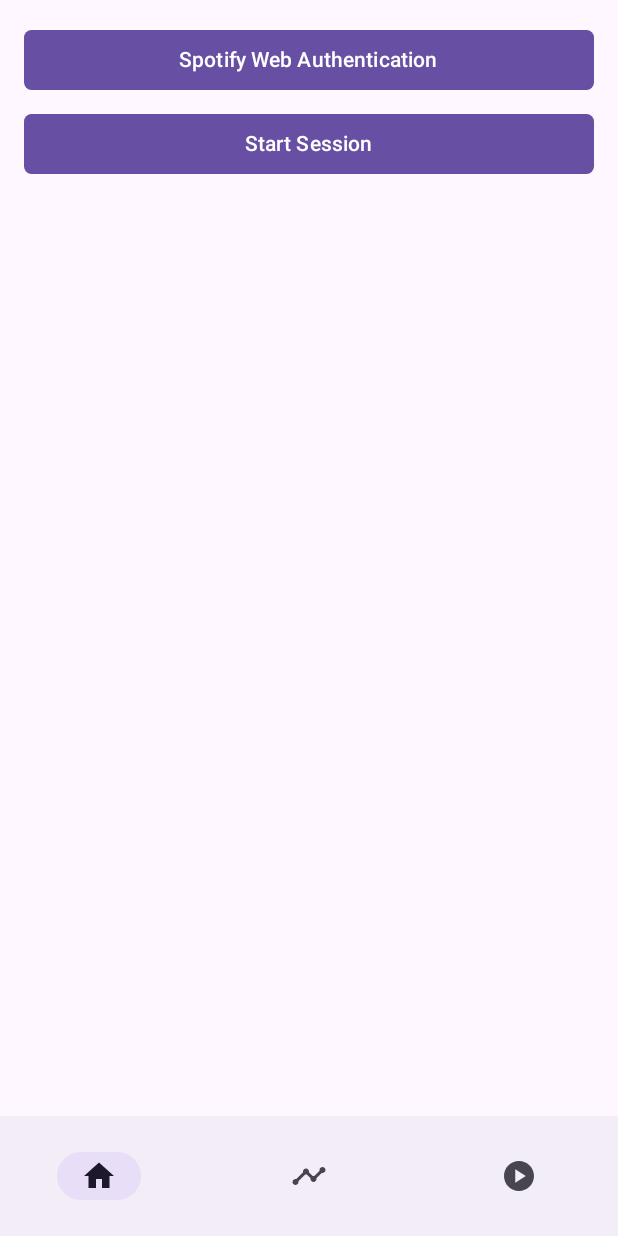
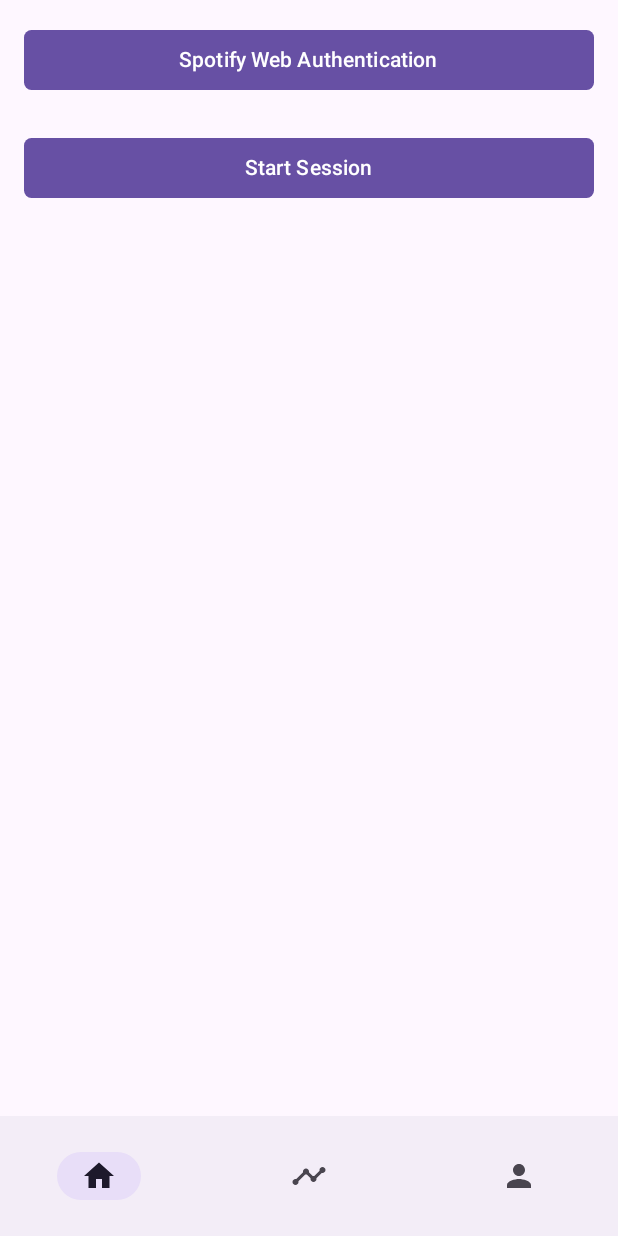
Before and after one commit to Henryyu01/Runtime, an Android app built with Jetpack Compose: the screen it shows after launch (MainActivity), on a phone screen of 412 x 824 dp. Run offline under Robolectric (Android 15) with nearby library versions, the phone set to English and light mode, and no system bars; our stand-ins replace Dagger/Hilt's generated code; libraries missing offline, so code that uses them is left out: com.adamratzman.spotify, com.spotify.android; pictures from the network do not load; 1 statement that could not run was skipped.

```diff
--- /dev/null
+++ b/app/src/main/java/com/henry/runtime/profile/ProfileScreen.kt
@@ -0,0 +1,8 @@
+package com.henry.runtime.profile
+
+import androidx.compose.runtime.Composable
+
+@Composable
+fun ProfileScreen() {
+
+}
--- a/app/src/main/java/com/henry/runtime/ui/home/HomeScreen.kt
+++ b/app/src/main/java/com/henry/runtime/ui/home/HomeScreen.kt
@@ -6,6 +6,7 @@ import androidx.compose.foundation.layout.Row
 import androidx.compose.foundation.layout.Spacer
 import androidx.compose.foundation.layout.fillMaxSize
 import androidx.compose.foundation.layout.fillMaxWidth
+import androidx.compose.foundation.layout.height
 import androidx.compose.foundation.layout.padding
 import androidx.compose.foundation.layout.size
 import androidx.compose.foundation.lazy.LazyColumn
@@ -21,6 +22,7 @@ import androidx.compose.ui.text.font.FontWeight
 import androidx.compose.ui.text.style.TextOverflow
 import androidx.compose.ui.unit.dp
 import androidx.compose.ui.unit.sp
+import androidx.hilt.navigation.compose.hiltViewModel
 import coil.compose.AsyncImage
 import coil.request.ImageRequest
 import com.henry.runtime.data.models.PlaylistModel
@@ -28,8 +30,9 @@ import com.henry.runtime.ui.components.SimpleButton
 
 @Composable
 fun HomeScreen(
-    homeViewModel: HomeViewModel,
+    homeViewModel: HomeViewModel = hiltViewModel(),
     onSpotifyAuthentication: () -> Unit,
+    onNavigateToPlayerScreen: () -> Unit,
 ) {
     val playlists = homeViewModel.playlists.collectAsState().value
     val selectedPlaylist = homeViewModel.selectedPlaylist.collectAsState().value
@@ -54,11 +57,13 @@ fun HomeScreen(
                 modifier = Modifier.padding(bottom = 8.dp)
             )
         }
+        Spacer(modifier = Modifier.height(16.dp))
         SimpleButton(
-            onClick = homeViewModel::onSessionStart,
+            onClick = onNavigateToPlayerScreen,
             text = "Start Session",
             modifier = Modifier.fillMaxWidth()
         )
+        Spacer(modifier = Modifier.height(16.dp))
         LazyColumn {
             playlists.forEach {
                 item(it.id) {
--- a/app/src/main/java/com/henry/runtime/ui/main/MainScreen.kt
+++ b/app/src/main/java/com/henry/runtime/ui/main/MainScreen.kt
@@ -11,11 +11,13 @@ import androidx.navigation.NavHostController
 import androidx.navigation.compose.NavHost
 import androidx.navigation.compose.composable
 import androidx.navigation.compose.currentBackStackEntryAsState
+import androidx.navigation.compose.navigation
 import androidx.navigation.compose.rememberNavController
+import com.henry.runtime.profile.ProfileScreen
+import com.henry.runtime.ui.history.HistoryScreen
 import com.henry.runtime.ui.history.HistoryViewModel
 import com.henry.runtime.ui.home.HomeScreen
 import com.henry.runtime.ui.home.HomeViewModel
-import com.henry.runtime.ui.history.HistoryScreen
 import com.henry.runtime.ui.navigation.BottomBarScreen
 import com.henry.runtime.ui.player.PlayerScreen
 
@@ -35,9 +37,17 @@ fun MainScreen(
             startDestination = BottomBarScreen.Home.route,
             Modifier.padding(innerPadding)
         ) {
-            composable("home") { HomeScreen(homeViewModel, onSpotifyAuthentication) }
+            composable("home") {
+                HomeScreen(
+                    onSpotifyAuthentication = onSpotifyAuthentication,
+                    onNavigateToPlayerScreen = { navController.navigate("player") }
+                )
+            }
             composable("history") { HistoryScreen(historyViewModel) }
-            composable("player") { PlayerScreen() }
+            composable("profile") { ProfileScreen() }
+            navigation(startDestination = "playerScreen", route = "player") {
+                composable("playerScreen") { PlayerScreen() }
+            }
         }
     }
 }
@@ -47,16 +57,18 @@ fun BottomBar(navController: NavHostController) {
     val items = listOf(
         BottomBarScreen.Home,
         BottomBarScreen.History,
-        BottomBarScreen.Player,
+        BottomBarScreen.Profile,
     )
 
-    NavigationBar() {
     val navBackStackEntry by navController.currentBackStackEntryAsState()
     val currentDestination = navBackStackEntry?.destination
+
+    val bottomBarDestination = items.any { it.route == currentDestination?.route }
+    if (bottomBarDestination) {
+        NavigationBar {
             items.forEach { screen ->
-
                 NavigationBarItem(
-                icon = { Icon(imageVector = screen.icon, contentDescription = "test string") },
+                    icon = { Icon(imageVector = screen.icon, contentDescription = "") },
                     selected = currentDestination?.hierarchy?.any { it.route == screen.route } == true,
                     onClick = {
                         navController.navigate(screen.route) {
@@ -71,3 +83,4 @@ fun BottomBar(navController: NavHostController) {
             }
         }
     }
+}
--- a/app/src/main/java/com/henry/runtime/ui/navigation/BottomBarScreen.kt
+++ b/app/src/main/java/com/henry/runtime/ui/navigation/BottomBarScreen.kt
@@ -3,7 +3,7 @@ package com.henry.runtime.ui.navigation
 import androidx.annotation.StringRes
 import androidx.compose.material.icons.Icons
 import androidx.compose.material.icons.filled.Home
-import androidx.compose.material.icons.filled.PlayCircle
+import androidx.compose.material.icons.filled.Person
 import androidx.compose.material.icons.filled.Timeline
 import androidx.compose.ui.graphics.vector.ImageVector
 import com.henry.runtime.R
@@ -14,6 +14,6 @@ sealed class BottomBarScreen(
     val icon: ImageVector
 ) {
     object Home : BottomBarScreen("home", R.string.nav_home, Icons.Default.Home)
-    object Player : BottomBarScreen("player", R.string.nav_player,  Icons.Default.PlayCircle)
+    object Profile : BottomBarScreen("profile", R.string.nav_profile, Icons.Default.Person)
     object History : BottomBarScreen("history", R.string.nav_history, Icons.Default.Timeline)
 }
--- a/app/src/main/res/values/strings.xml
+++ b/app/src/main/res/values/strings.xml
@@ -2,6 +2,7 @@
     <!-- Navigation -->
     <string name="nav_history">History</string>
     <string name="nav_home">Home</string>
+    <string name="nav_profile">Profile</string>
     <string name="nav_player">Player</string>
 
     <string name="app_name">Runtime</string>
```
Lines whose indentation alone changed are shown as unchanged.
